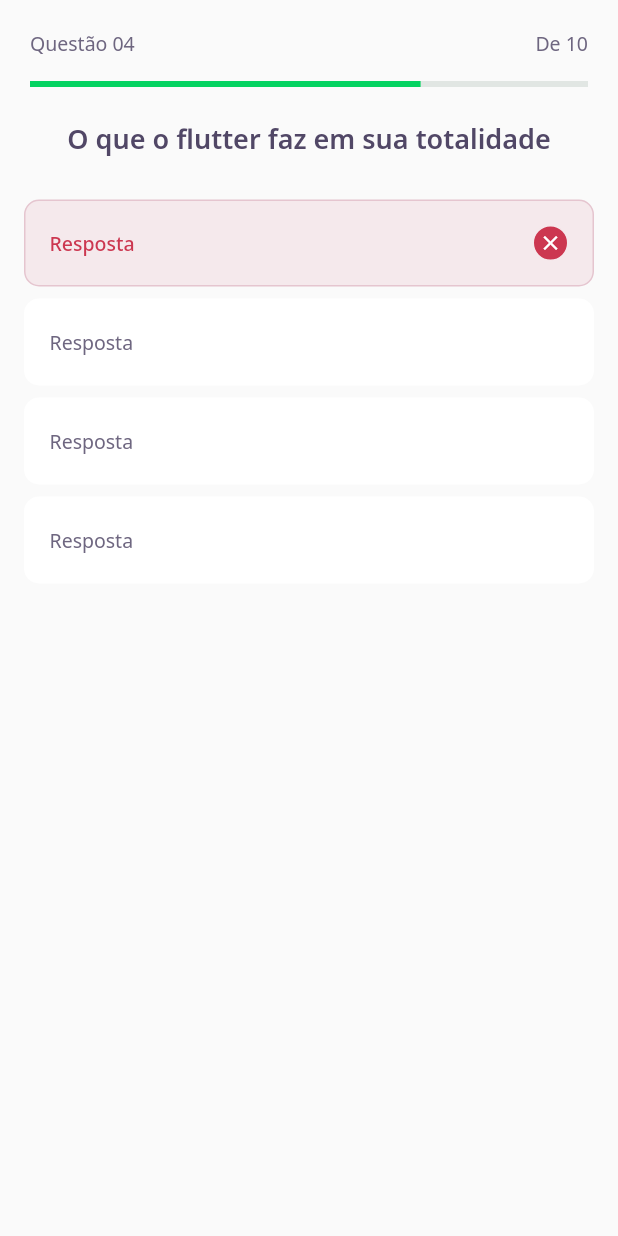
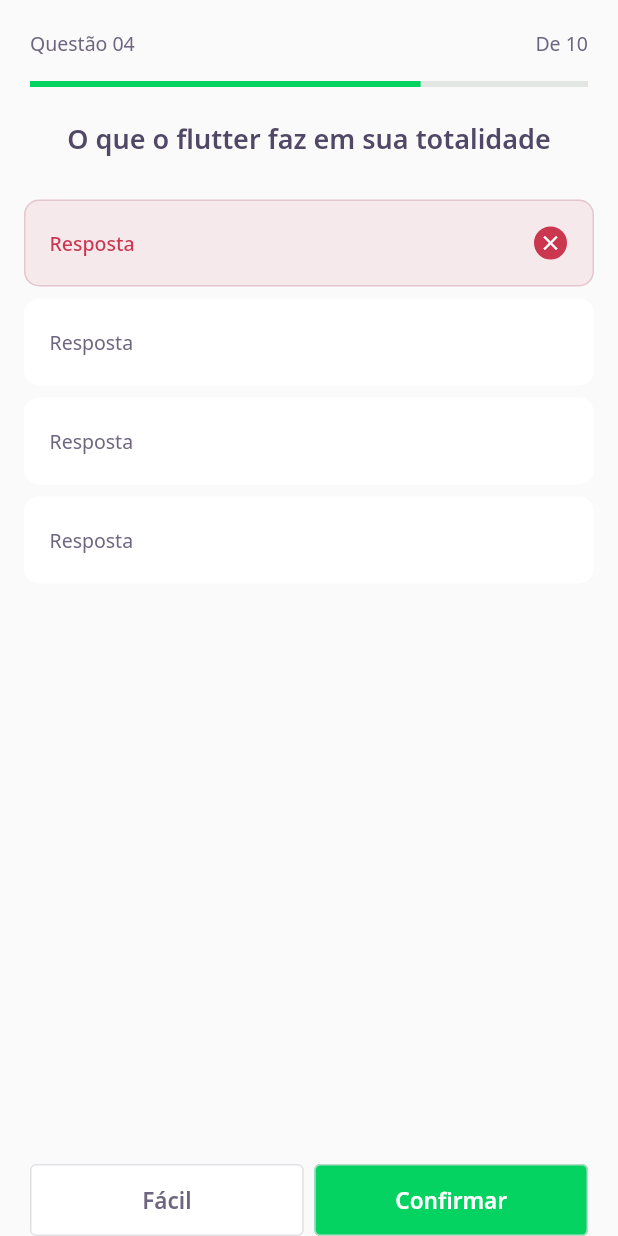
Before and after one commit to enzodanjour/dquiz, a Flutter app: the ChalengePage screen opened directly, on a phone screen of 412 x 824 dp. Run offline on Flutter 3.47's test engine with Material 2 defaults, Android fonts, the phone set to English and light mode, and no system bars; our stand-ins replace google_fonts; statements that could not run were skipped.

Commit message:
Add buttons in chalenge page

```diff
--- a/lib/chalenge/chalenge_page.dart
+++ b/lib/chalenge/chalenge_page.dart
@@ -1,3 +1,4 @@
+import 'package:dquiz/chalenge/next_button/next_button.dart';
 import 'package:dquiz/chalenge/question_indicator/question_indicator_widget.dart';
 import 'package:dquiz/chalenge/quiz/quiz_widget.dart';
 import 'package:flutter/material.dart';
@@ -18,6 +19,20 @@
         child: SafeArea(child: QuestionIndicatorWidget()),
       ),
       body: QuizWidget(title: "O que o flutter faz em sua totalidade"),
+      bottomNavigationBar: SafeArea(
+        bottom: true,
+        child: Padding(
+          padding: const EdgeInsets.symmetric(horizontal: 20),
+          child: Row(
+            mainAxisAlignment: MainAxisAlignment.spaceAround,
+            children: [
+              Expanded(child: NextButtonWidget.white(label: "Fácil")),
+              SizedBox(width: 7),
+              Expanded(child: NextButtonWidget.green(label: "Confirmar"))
+            ],
+          ),
+        ),
+      ),
     );
   }
 }
```
